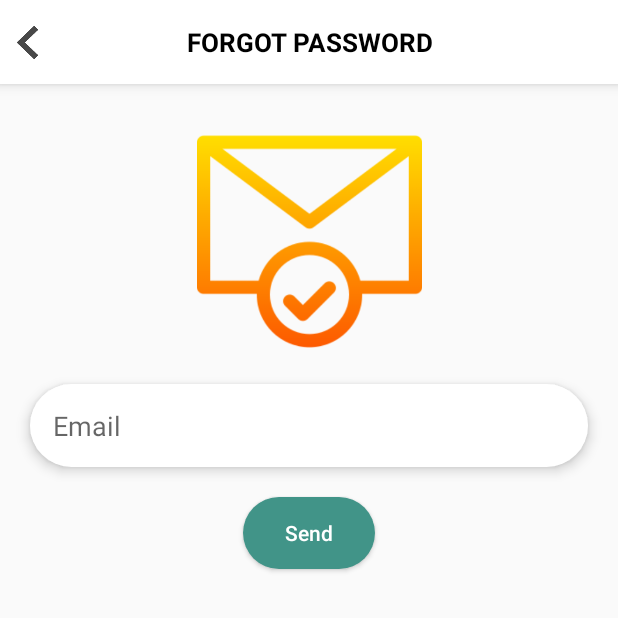
After one commit to nguyenducmanh186/TradeWin-Android, an Android app: the ForgotPasswordActivity screen opened directly, with no data from a screen before it, on a phone screen of 412 x 824 dp, the top half of it. The commit adds this screen. Run offline under Robolectric (Android 15) with nearby library versions, the phone set to English and light mode, and no system bars; libraries missing offline, so code that uses them is left out: es.dmoral.toasty.

Commit message:
+ apply forgot password + apply register

```diff
--- a/app/src/main/AndroidManifest.xml
+++ b/app/src/main/AndroidManifest.xml
@@ -45,6 +45,10 @@
         <activity android:name=".register.RegisterActivity"
             android:screenOrientation="portrait"/>
 
+        <activity android:name=".forgot_password.ForgotPasswordActivity"
+            android:screenOrientation="portrait"/>
+
+
 
 
         <meta-data
--- /dev/null
+++ b/app/src/main/java/trade/win/forgot_password/ForgotPasswordActivity.kt
@@ -0,0 +1,57 @@
+package trade.win.forgot_password
+
+import android.os.Bundle
+import kotlinx.android.synthetic.main.activity_forgot_password.*
+import kotlinx.android.synthetic.main.layout_header.*
+import trade.win.R
+import trade.win.base.BaseActivity
+import trade.win.register.RegisterResponse
+
+class ForgotPasswordActivity: BaseActivity(), IForgotPassword {
+    lateinit var forgotPasswordPresenter: ForgotPasswordPresenter
+
+    override fun onCreate(savedInstanceState: Bundle?) {
+        super.onCreate(savedInstanceState)
+        setContentView(R.layout.activity_forgot_password)
+        txtHeaderToolbar.text = getString(R.string.header_forgot_password)
+        btnBack.setOnClickListener {
+            onBackPressed()
+        }
+
+        forgotPasswordPresenter = ForgotPasswordPresenter()
+        forgotPasswordPresenter.iForgotPassword = this
+
+        initAction()
+    }
+
+    private fun initAction() {
+        btnForgotPassword.setOnClickListener {
+            actionForgot()
+
+        }
+    }
+
+    private fun actionForgot() {
+        val email = edtEmail_forgot.text.toString()
+
+        if (email.isEmpty()){
+            showWarning(getString(R.string.empty_email))
+        } else if (isConnectedInternet()) {
+            showProgress()
+            forgotPasswordPresenter.forgotPassword(email, this)
+        }
+    }
+
+    override fun onSuccessForgot(registerResponse: RegisterResponse) {
+        showSuccess(registerResponse.msg!!)
+        onBackPressed()
+    }
+
+    override fun onErrorFailure(t: Throwable) {
+        showOnFailureException(t)
+    }
+
+    override fun onError(msg: String) {
+        showError(msg)
+    }
+}
--- /dev/null
+++ b/app/src/main/java/trade/win/forgot_password/IForgotPassword.kt
@@ -0,0 +1,9 @@
+package trade.win.forgot_password
+
+import trade.win.register.RegisterResponse
+
+interface IForgotPassword {
+    fun onSuccessForgot(registerResponse: RegisterResponse)
+    fun onErrorFailure(t: Throwable)
+    fun onError(msg: String)
+}
--- a/app/src/main/java/trade/win/login/LoginRespone.kt
+++ b/app/src/main/java/trade/win/login/LoginRespone.kt
@@ -43,4 +43,7 @@ class LoginRespone: Serializable {
     @SerializedName("totaldonate")
     val totaldonate: String? = null
 
+    @SerializedName("linkref")
+    val linkref: String? = null
+
 }
--- /dev/null
+++ b/app/src/main/res/layout/activity_forgot_password.xml
@@ -0,0 +1,50 @@
+<?xml version="1.0" encoding="utf-8"?>
+<LinearLayout xmlns:android="http://schemas.android.com/apk/res/android"
+    android:layout_width="match_parent"
+    android:layout_height="match_parent"
+    android:orientation="vertical"
+    xmlns:app="http://schemas.android.com/apk/res-auto">
+    <include layout="@layout/layout_header"/>
+    <androidx.constraintlayout.widget.ConstraintLayout
+        android:layout_width="match_parent"
+        android:layout_height="match_parent">
+        <ImageView
+            android:id="@+id/imgEMail"
+            android:layout_marginTop="@dimen/margin_30dp"
+            app:layout_constraintEnd_toEndOf="parent"
+            app:layout_constraintStart_toStartOf="parent"
+            app:layout_constraintTop_toTopOf="parent"
+            android:src="@drawable/email"
+            android:layout_width="150dp"
+            android:layout_height="150dp"/>
+        <EditText
+            android:inputType="textEmailAddress"
+            android:id="@+id/edtEmail_forgot"
+            android:elevation="@dimen/margin_top_5dp"
+            android:layout_marginRight="@dimen/margin_20dp"
+            android:layout_marginLeft="@dimen/margin_20dp"
+            android:layout_marginTop="@dimen/margin_20dp"
+            app:layout_constraintEnd_toEndOf="parent"
+            app:layout_constraintStart_toStartOf="parent"
+            android:hint="@string/hint_email"
+            android:padding="@dimen/padding_edt"
+            android:background="@drawable/bg_edit_text_username"
+            app:layout_constraintTop_toBottomOf="@+id/imgEMail"
+            android:layout_width="match_parent"
+            android:layout_height="wrap_content"/>
+
+        <Button
+            android:id="@+id/btnForgotPassword"
+            android:textColor="@android:color/white"
+            android:textAllCaps="false"
+            android:text="Send"
+            android:background="@drawable/selector_button_login"
+            android:layout_marginTop="@dimen/margin_20dp"
+            app:layout_constraintTop_toBottomOf="@+id/edtEmail_forgot"
+            app:layout_constraintEnd_toEndOf="parent"
+            app:layout_constraintStart_toStartOf="parent"
+            android:layout_width="wrap_content"
+            android:layout_height="wrap_content"/>
+    </androidx.constraintlayout.widget.ConstraintLayout>
+
+</LinearLayout>
--- a/app/src/main/res/layout/activity_register.xml
+++ b/app/src/main/res/layout/activity_register.xml
@@ -77,7 +77,6 @@
                 android:layout_height="wrap_content">
                 <EditText
                     android:background="@drawable/bg_edit_text_username"
-                    android:imeOptions="actionDone"
                     android:padding="@dimen/padding_edt"
                     android:hint="@string/hint_password"
                     android:maxLength="20"
@@ -102,7 +101,6 @@
                 android:layout_height="wrap_content">
                 <EditText
                     android:background="@drawable/bg_edit_text_username"
-                    android:imeOptions="actionDone"
                     android:padding="@dimen/padding_edt"
                     android:hint="@string/hint_repassword"
                     android:maxLength="20"
--- a/app/src/main/res/values/strings.xml
+++ b/app/src/main/res/values/strings.xml
@@ -34,4 +34,10 @@
     <string name="token_available">TW Token Available:</string>
     <string name="token_locked">TW Token Locked:</string>
     <string name="default_notification_channel_id">fcm_default_channel</string>
+    <string name="empty_username">Username is not empty</string>
+    <string name="empty_email">Email is not empty</string>
+    <string name="empty_password">Password is not empty</string>
+    <string name="not_match_password">Password not match repassword</string>
+    <string name="header_forgot_password">FORGOT PASSWORD</string>
+    <string name="value_trade_win">tradewin</string>
 </resources>
```
Also changed, not shown: app/src/main/java/trade/win/base/BaseActivity.kt (+9 -0 lines), app/src/main/java/trade/win/forgot_password/ForgotPasswordPresenter.kt (added, +51 -0 lines), app/src/main/java/trade/win/login/LoginActivity.kt (+5 -2 lines), app/src/main/java/trade/win/register/IRegister.kt (added, +9 -0 lines), app/src/main/java/trade/win/register/RegisterActivity.kt (+65 -1 lines), app/src/main/java/trade/win/register/RegisterPresenter.kt (added, +40 -0 lines), app/src/main/java/trade/win/register/RegisterResponse.kt (added, +12 -0 lines), app/src/main/java/trade/win/rest/RestService.kt (+14 -0 lines), app/src/main/res/drawable/selector_button_dialog.xml (added, +13 -0 lines), app/src/main/res/layout/dialog_verify_email.xml (added, +42 -0 lines), app/src/main/res/drawable/email.png (added).
